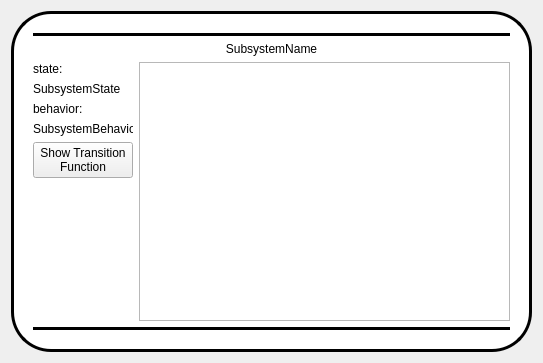
Qt form resource/SubsystemWidget.ui (dseredyn/rqt_agent) before a commit.
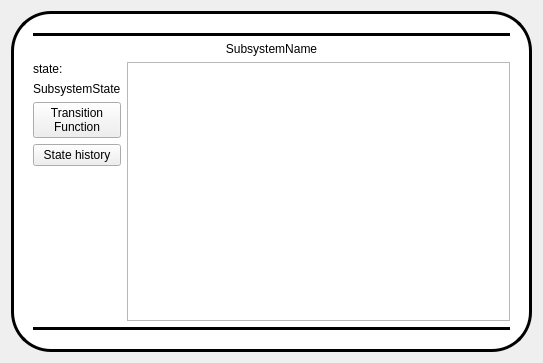
The same form after that commit.

Commit message: state history

```diff
--- a/resource/SubsystemWidget.ui
+++ b/resource/SubsystemWidget.ui
@@ -108,37 +108,21 @@
             </property>
            </widget>
           </item>
-          <item>
-           <widget class="QLabel" name="label">
-            <property name="text">
-             <string>behavior:</string>
-            </property>
-           </widget>
-          </item>
-          <item>
-           <widget class="QLabel" name="SubsystemBehavior">
-            <property name="maximumSize">
-             <size>
-              <width>100</width>
-              <height>16777215</height>
-             </size>
-            </property>
-            <property name="text">
-             <string>SubsystemBehavior</string>
-            </property>
-            <property name="textFormat">
-             <enum>Qt::PlainText</enum>
-            </property>
-           </widget>
-          </item>
           <item>
            <widget class="QPushButton" name="showGraph">
             <property name="text">
-             <string>Show Transition
+             <string>Transition
 Function</string>
             </property>
            </widget>
           </item>
+          <item>
+           <widget class="QPushButton" name="showHistory">
+            <property name="text">
+             <string>State history</string>
+            </property>
+           </widget>
+          </item>
           <item>
            <spacer name="verticalSpacer">
             <property name="orientation">
```
The commit also changes 3 other files.
